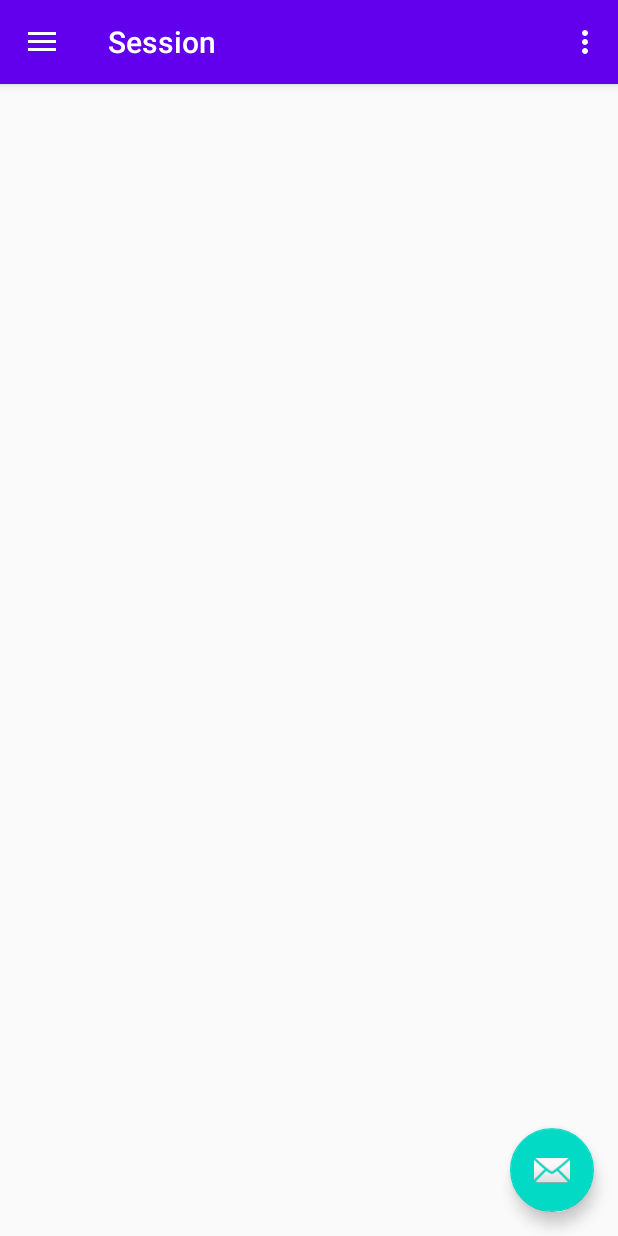
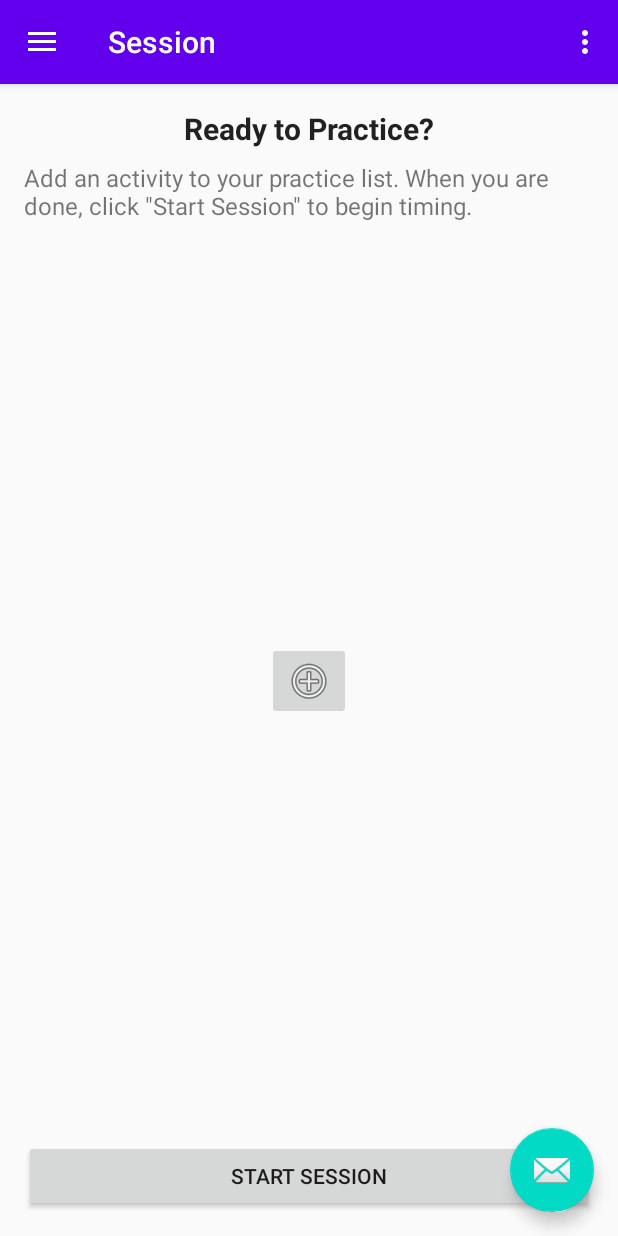
Before and after one commit to JohnAndrewCole/Piano-Tracker-App, an Android app: the screen it shows after launch (MainActivity), in the side drawer, after a tap on "Session", on a phone screen of 412 x 824 dp. Run offline under Robolectric (Android 15) with nearby library versions, the phone set to English and light mode, and no system bars; our stand-ins replace navigation-ui.

Commit message:
Added New Practice Activity Dialog to the session screen

```diff
--- a/app/src/main/java/com/johncole/pianotracker/MainActivity.kt
+++ b/app/src/main/java/com/johncole/pianotracker/MainActivity.kt
@@ -31,15 +31,12 @@ class MainActivity : AppCompatActivity() {
         }
         val drawerLayout: DrawerLayout = findViewById(R.id.drawer_layout)
         val navView: NavigationView = findViewById(R.id.nav_view)
-        // Passing each menu ID as a set of Ids because each
-        // menu should be considered as top level destinations.
         appBarConfiguration = AppBarConfiguration(setOf(R.id.nav_home, R.id.nav_session, R.id.nav_stats), drawerLayout)
         setupActionBarWithNavController(navController, appBarConfiguration)
         navView.setupWithNavController(navController)
     }
 
     override fun onCreateOptionsMenu(menu: Menu): Boolean {
-        // Inflate the menu; this adds items to the action bar if it is present.
         menuInflater.inflate(R.menu.main, menu)
         return true
     }
--- a/app/src/main/java/com/johncole/pianotracker/ui/session/SessionFragment.kt
+++ b/app/src/main/java/com/johncole/pianotracker/ui/session/SessionFragment.kt
@@ -1,33 +1,40 @@
 package com.johncole.pianotracker.ui.session
 
-import androidx.lifecycle.ViewModelProviders
 import android.os.Bundle
-import androidx.fragment.app.Fragment
 import android.view.LayoutInflater
 import android.view.View
 import android.view.ViewGroup
+import android.widget.ImageButton
+import androidx.fragment.app.Fragment
+import androidx.fragment.app.viewModels
 import com.johncole.pianotracker.R
+import com.johncole.pianotracker.ui.dialog.NewPracticeActivityFragment
 
 class SessionFragment : Fragment() {
+    private val viewModel: SessionViewModel by viewModels()
 
     companion object {
         fun newInstance() =
             SessionFragment()
     }
 
-    private lateinit var viewModel: SessionViewModel
+    override fun onCreateView(inflater: LayoutInflater, container: ViewGroup?, savedInstanceState: Bundle?): View? {
+        val layout = inflater.inflate(R.layout.fragment_session, container, false)
 
-    override fun onCreateView(
-        inflater: LayoutInflater, container: ViewGroup?,
-        savedInstanceState: Bundle?
-    ): View? {
-        return inflater.inflate(R.layout.fragment_session, container, false)
+        val newPracticeButton: ImageButton = layout.findViewById(R.id.add_new_practice_activity)
+        newPracticeButton.setOnClickListener() {
+            launchNewPracticeActivityDialog()
+        }
+
+        return layout
+    }
+
+    fun launchNewPracticeActivityDialog() {
+        val newFragment = NewPracticeActivityFragment()
+        newFragment.show(parentFragmentManager, "new_practice_activity_dialog")
     }
 
     override fun onActivityCreated(savedInstanceState: Bundle?) {
         super.onActivityCreated(savedInstanceState)
-        viewModel = ViewModelProviders.of(this).get(SessionViewModel::class.java)
-        // TODO: Use the ViewModel
     }
-
 }
--- a/app/src/main/res/layout/fragment_session.xml
+++ b/app/src/main/res/layout/fragment_session.xml
@@ -1,6 +1,77 @@
 <?xml version="1.0" encoding="utf-8"?>
-<FrameLayout xmlns:android="http://schemas.android.com/apk/res/android"
+<androidx.constraintlayout.widget.ConstraintLayout xmlns:android="http://schemas.android.com/apk/res/android"
+    xmlns:app="http://schemas.android.com/apk/res-auto"
     xmlns:tools="http://schemas.android.com/tools"
+    android:id="@+id/constraint_layout"
     android:layout_width="match_parent"
     android:layout_height="match_parent"
-    tools:context=".ui.session.SessionFragment"/>
+    tools:context=".ui.session.SessionFragment">
+
+    <TextView
+        android:id="@+id/session_txtV_readyToPractice"
+        android:layout_width="wrap_content"
+        android:layout_height="wrap_content"
+        android:layout_marginTop="16dp"
+        android:text="@string/session_readyToPractice"
+        android:textColor="?android:attr/textColorPrimary"
+        android:textSize="@dimen/page_titles"
+        android:textStyle="bold"
+        app:layout_constraintEnd_toEndOf="parent"
+        app:layout_constraintStart_toStartOf="parent"
+        app:layout_constraintTop_toTopOf="parent" />
+
+    <Button
+        android:id="@+id/btn_start_session"
+        android:layout_width="0dp"
+        android:layout_height="wrap_content"
+        android:layout_marginStart="16dp"
+        android:layout_marginEnd="16dp"
+        android:layout_marginBottom="16dp"
+        android:text="@string/start_session"
+        android:textSize="@dimen/button_text"
+        app:layout_constraintBottom_toBottomOf="parent"
+        app:layout_constraintEnd_toEndOf="parent"
+        app:layout_constraintStart_toStartOf="parent" />
+
+    <androidx.recyclerview.widget.RecyclerView
+        android:id="@+id/recyclerView"
+        android:layout_width="0dp"
+        android:layout_height="0dp"
+        android:layout_marginStart="16dp"
+        android:layout_marginTop="8dp"
+        android:layout_marginEnd="16dp"
+        android:layout_marginBottom="8dp"
+        app:layout_constraintBottom_toTopOf="@+id/btn_start_session"
+        app:layout_constraintEnd_toEndOf="parent"
+        app:layout_constraintStart_toStartOf="parent"
+        app:layout_constraintTop_toBottomOf="@+id/textView5" />
+
+    <TextView
+        android:id="@+id/textView5"
+        android:layout_width="0dp"
+        android:layout_height="wrap_content"
+        android:layout_marginStart="16dp"
+        android:layout_marginTop="8dp"
+        android:layout_marginEnd="16dp"
+        android:text="@string/txtV_add_an_activity"
+        android:textSize="@dimen/important_text"
+        app:layout_constraintEnd_toEndOf="parent"
+        app:layout_constraintStart_toStartOf="parent"
+        app:layout_constraintTop_toBottomOf="@+id/session_txtV_readyToPractice" />
+
+    <ImageButton
+        android:id="@+id/add_new_practice_activity"
+        android:layout_width="wrap_content"
+        android:layout_height="wrap_content"
+        android:layout_marginStart="16dp"
+        android:layout_marginTop="16dp"
+        android:layout_marginEnd="16dp"
+        android:layout_marginBottom="16dp"
+        android:contentDescription="@string/add_a_practice_activity"
+        android:src="@android:drawable/ic_menu_add"
+        app:layout_constraintBottom_toTopOf="@+id/btn_start_session"
+        app:layout_constraintEnd_toEndOf="parent"
+        app:layout_constraintStart_toStartOf="parent"
+        app:layout_constraintTop_toBottomOf="@+id/textView5" />
+
+</androidx.constraintlayout.widget.ConstraintLayout>
--- /dev/null
+++ b/app/src/main/res/layout/practice_activity_item.xml
@@ -0,0 +1,6 @@
+<?xml version="1.0" encoding="utf-8"?>
+<androidx.constraintlayout.widget.ConstraintLayout xmlns:android="http://schemas.android.com/apk/res/android"
+    xmlns:app="http://schemas.android.com/apk/res-auto"
+    xmlns:tools="http://schemas.android.com/tools"
+    android:layout_width="match_parent"
+    android:layout_height="match_parent"/>
--- a/app/src/main/res/values/dimens.xml
+++ b/app/src/main/res/values/dimens.xml
@@ -5,4 +5,13 @@
     <dimen name="nav_header_vertical_spacing">8dp</dimen>
     <dimen name="nav_header_height">176dp</dimen>
     <dimen name="fab_margin">16dp</dimen>
+
+    <!-- Font Sizes -->
+    <dimen name="page_titles">20sp</dimen>
+    <dimen name="paragraph_text">14sp</dimen>
+    <dimen name="list_titles">14sp</dimen>
+    <dimen name="important_text">16sp</dimen>
+    <dimen name="secondary_text">14sp</dimen>
+    <dimen name="button_text">14sp</dimen>
+    <dimen name="text_inputs">16sp</dimen>
 </resources>
--- a/app/src/main/res/values/strings.xml
+++ b/app/src/main/res/values/strings.xml
@@ -12,4 +12,16 @@
     <string name="menu_stats">Stats</string>
     <string name="home_welcomeBack">Welcome Back!</string>
     <string name="home_callToAction">Let\'s learn some piano!</string>
+    <string name="session_readyToPractice">Ready to Practice?</string>
+    <string name="session_practiceType">Practice type:</string>
+    <string name="txtV_key_name">Enter key name…</string>
+    <string name="start_session">Start Session</string>
+    <string name="txtV_add_an_activity">Add an activity to your practice list. When you are done, click \"Start Session\" to begin timing.</string>
+    <string name="select_bpm">Select BPM:</string>
+    <string name="txtV_select_key">Select Key:</string>
+    <string name="txtV_set_practice_activity">Choose Practice Activity:</string>
+    <string name="txtE_enter_notes">Enter notes...</string>
+    <string name="save">Save</string>
+    <string name="cancel">Cancel</string>
+    <string name="add_a_practice_activity">Add a practice activity</string>
 </resources>
```
Also changed, not shown: app/src/main/java/com/johncole/pianotracker/ui/dialog/NewPracticeActivityFragment.kt (added, +33 -0 lines), app/src/main/res/layout/dialog_new_practice_activity.xml (added, +128 -0 lines).
